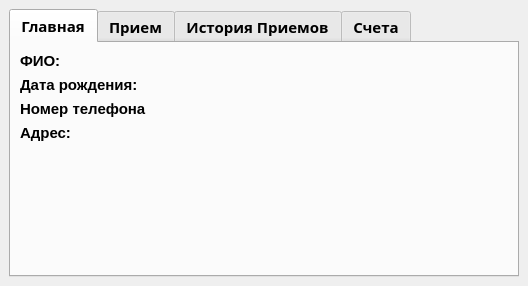
This is ui/medicalCard.ui in flexyw1be/DentalProject as Qt 5 draws it before an edit. The edited form follows.
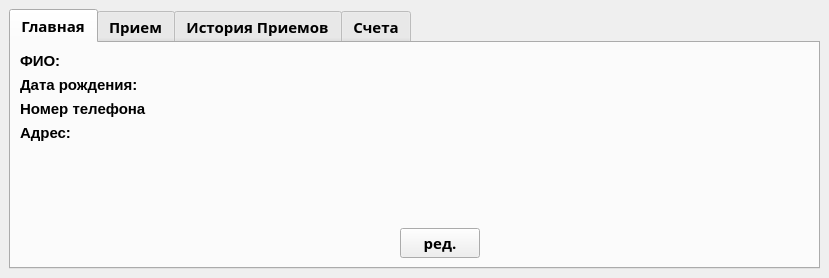
This is the edited form.

Commit message: many changes +edit medical card +new UI +fixed bugs with medical card

```diff
--- a/ui/medicalCard.ui
+++ b/ui/medicalCard.ui
@@ -6,15 +6,21 @@
    <rect>
     <x>0</x>
     <y>0</y>
-    <width>528</width>
-    <height>286</height>
+    <width>829</width>
+    <height>278</height>
    </rect>
   </property>
+  <property name="sizePolicy">
+   <sizepolicy hsizetype="Expanding" vsizetype="Expanding">
+    <horstretch>0</horstretch>
+    <verstretch>0</verstretch>
+   </sizepolicy>
+  </property>
   <property name="windowTitle">
    <string>MainWindow</string>
   </property>
   <widget class="QWidget" name="centralwidget">
-   <layout class="QVBoxLayout" name="verticalLayout_10">
+   <layout class="QVBoxLayout" name="verticalLayout_11">
     <item>
      <widget class="QTabWidget" name="tabWidget">
       <property name="font">
@@ -29,10 +35,20 @@
        <number>0</number>
       </property>
       <widget class="QWidget" name="tab">
+       <property name="sizePolicy">
+        <sizepolicy hsizetype="Minimum" vsizetype="Minimum">
+         <horstretch>0</horstretch>
+         <verstretch>0</verstretch>
+        </sizepolicy>
+       </property>
        <attribute name="title">
         <string>Главная</string>
        </attribute>
-       <layout class="QVBoxLayout" name="verticalLayout_11">
+       <layout class="QVBoxLayout" name="verticalLayout_12">
+        <item>
+         <layout class="QGridLayout" name="gridLayout_6">
+          <item row="0" column="0">
+           <layout class="QVBoxLayout" name="verticalLayout_10">
         <item>
          <layout class="QGridLayout" name="gridLayout">
           <item row="2" column="0">
@@ -95,6 +111,36 @@
             </item>
            </layout>
           </item>
+              <item row="0" column="0">
+               <layout class="QHBoxLayout" name="horizontalLayout">
+                <item>
+                 <widget class="QLabel" name="label_2">
+                  <property name="font">
+                   <font>
+                    <family>Segoe UI</family>
+                    <pointsize>11</pointsize>
+                   </font>
+                  </property>
+                  <property name="text">
+                   <string>ФИО:</string>
+                  </property>
+                 </widget>
+                </item>
+                <item>
+                 <widget class="QLabel" name="name_label">
+                  <property name="font">
+                   <font>
+                    <family>Segoe UI</family>
+                    <pointsize>11</pointsize>
+                   </font>
+                  </property>
+                  <property name="text">
+                   <string/>
+                  </property>
+                 </widget>
+                </item>
+               </layout>
+              </item>
           <item row="1" column="0">
            <layout class="QHBoxLayout" name="horizontalLayout_2">
             <item>
@@ -125,50 +171,73 @@
             </item>
            </layout>
           </item>
-          <item row="0" column="0">
-           <layout class="QHBoxLayout" name="horizontalLayout">
-            <item>
-             <widget class="QLabel" name="label_2">
-              <property name="font">
-               <font>
-                <family>Segoe UI</family>
-                <pointsize>11</pointsize>
-               </font>
-              </property>
-              <property name="text">
-               <string>ФИО:</string>
-              </property>
-             </widget>
-            </item>
-            <item>
-             <widget class="QLabel" name="name_label">
-              <property name="font">
-               <font>
-                <family>Segoe UI</family>
-                <pointsize>11</pointsize>
-               </font>
-              </property>
-              <property name="text">
-               <string/>
-              </property>
-             </widget>
-            </item>
-           </layout>
-          </item>
-         </layout>
-        </item>
-        <item>
+              <item row="4" column="0">
          <spacer name="verticalSpacer">
           <property name="orientation">
            <enum>Qt::Vertical</enum>
           </property>
+                <property name="sizeType">
+                 <enum>QSizePolicy::Expanding</enum>
+                </property>
           <property name="sizeHint" stdset="0">
            <size>
             <width>20</width>
-            <height>100</height>
+                  <height>20</height>
            </size>
           </property>
          </spacer>
+              </item>
+             </layout>
+            </item>
+            <item>
+             <layout class="QHBoxLayout" name="horizontalLayout_11">
+              <item>
+               <spacer name="horizontalSpacer_2">
+                <property name="orientation">
+                 <enum>Qt::Horizontal</enum>
+                </property>
+                <property name="sizeType">
+                 <enum>QSizePolicy::Fixed</enum>
+                </property>
+                <property name="sizeHint" stdset="0">
+                 <size>
+                  <width>380</width>
+                  <height>20</height>
+                 </size>
+                </property>
+               </spacer>
+              </item>
+              <item>
+               <widget class="QPushButton" name="editButton">
+                <property name="sizePolicy">
+                 <sizepolicy hsizetype="Minimum" vsizetype="Minimum">
+                  <horstretch>0</horstretch>
+                  <verstretch>0</verstretch>
+                 </sizepolicy>
+                </property>
+                <property name="text">
+                 <string>ред.</string>
+                </property>
+               </widget>
+              </item>
+              <item>
+               <spacer name="horizontalSpacer_3">
+                <property name="orientation">
+                 <enum>Qt::Horizontal</enum>
+                </property>
+                <property name="sizeHint" stdset="0">
+                 <size>
+                  <width>40</width>
+                  <height>20</height>
+                 </size>
+                </property>
+               </spacer>
+              </item>
+             </layout>
+            </item>
+           </layout>
+          </item>
+         </layout>
         </item>
        </layout>
       </widget>
```
Lines whose indentation alone changed are shown as unchanged. The commit also changes 7 other files.
